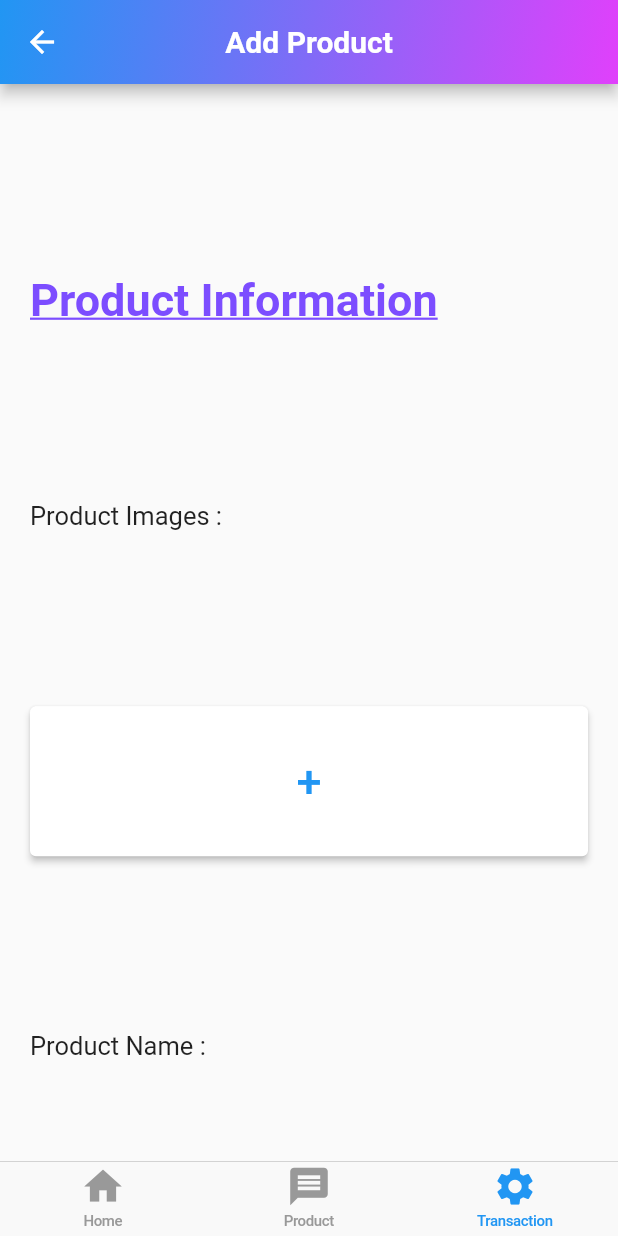
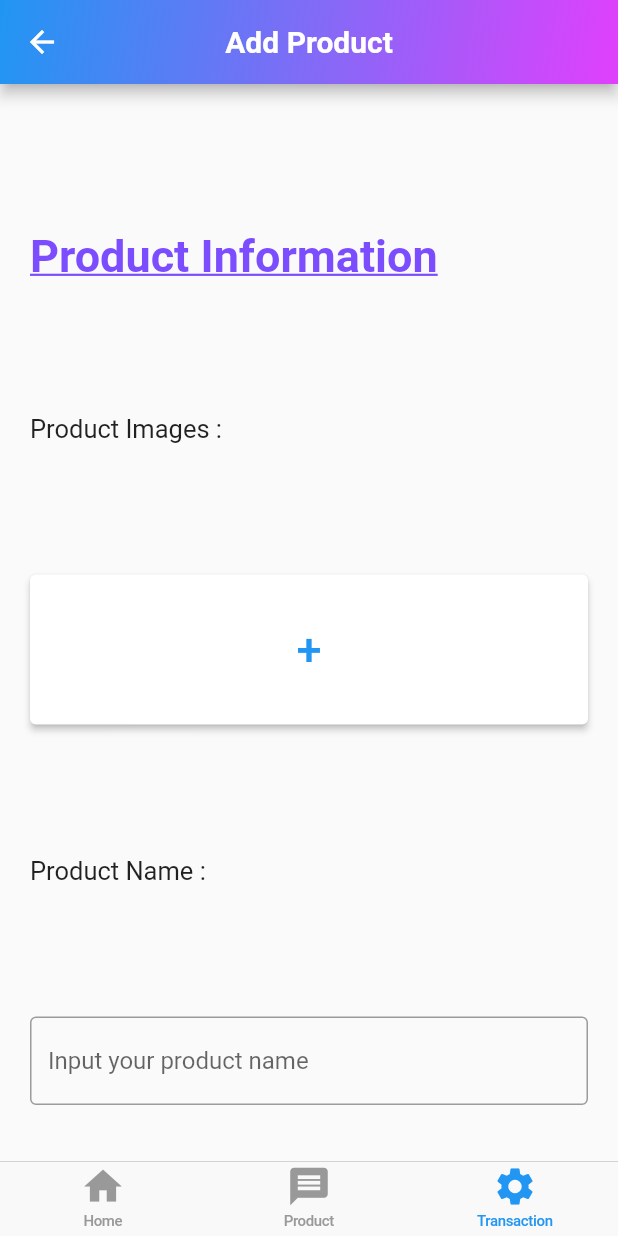
Before and after one commit to sukinnamz/utter_flutter, a Flutter app: the screen it shows after launch, item 3 of the bottom bar chosen, on a phone screen of 412 x 824 dp. Run offline on Flutter 3.47's test engine with Material 2 defaults, Android fonts, the phone set to English and light mode, and no system bars; network calls fail.

```diff
--- a/lib/transaction.dart
+++ b/lib/transaction.dart
@@ -66,6 +66,7 @@ class Main extends StatelessWidget {
               style: const TextStyle(
                 fontSize: 17,
               )),
+          TextField(decoration: InputDecoration(border: OutlineInputBorder(), hintText: 'Input your product name')),
         ]),
       ),
     );
```
Also changed, not shown: 1 other file.
